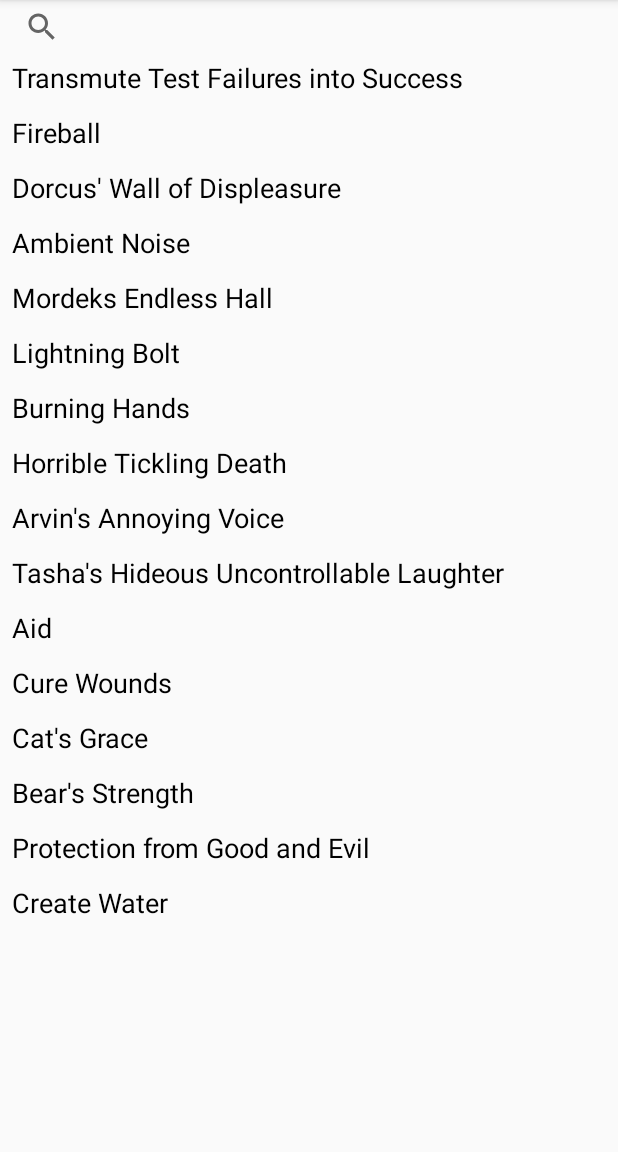
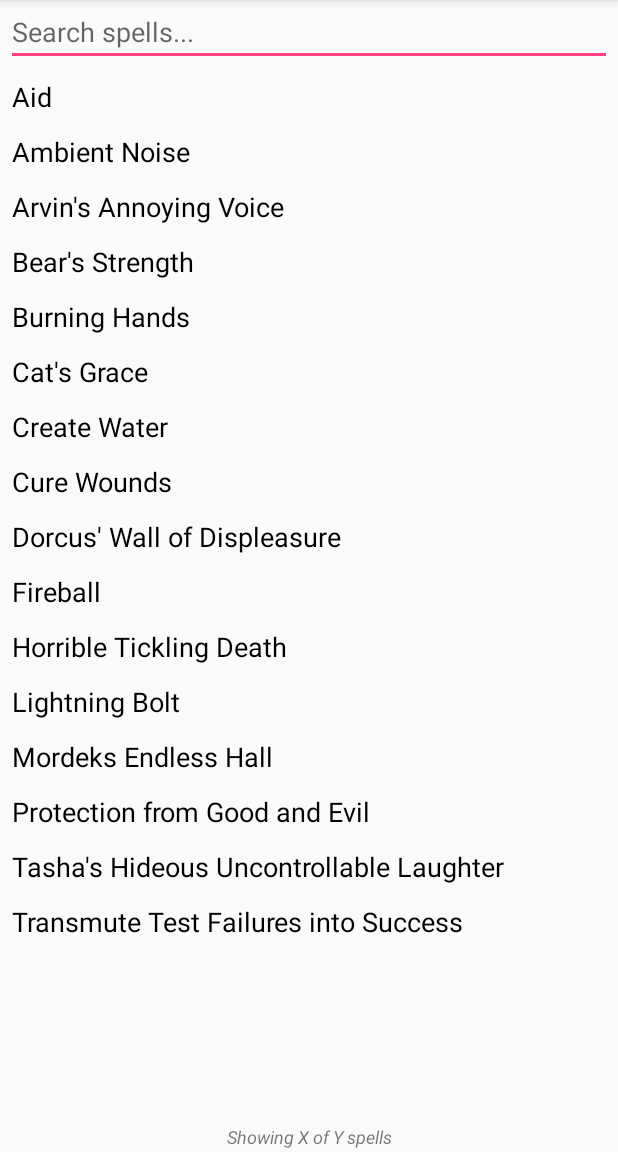
Before and after one commit to cjstehno/dmtools, an Android app: the screen it shows after launch (SpellListActivity), on a phone screen of 412 x 824 dp, the part 84-1236 px from its top. Run offline under Robolectric (Android 15) with nearby library versions, the phone set to English and light mode, and no system bars.

Commit message:
working on android app

```diff
--- a/spellbook-app/app/src/main/java/com/stehno/spellbooks/SpellListActivity.kt
+++ b/spellbook-app/app/src/main/java/com/stehno/spellbooks/SpellListActivity.kt
@@ -4,6 +4,7 @@ import android.os.Bundle
 import android.support.v7.app.AppCompatActivity
 import android.support.v7.widget.LinearLayoutManager
 import android.util.Log
+import android.view.KeyEvent
 import kotlinx.android.synthetic.main.activity_spell_list.*
 
 class SpellListActivity : AppCompatActivity() {
@@ -32,7 +33,16 @@ class SpellListActivity : AppCompatActivity() {
             Spell("Bear's Strength"),
             Spell("Protection from Good and Evil"),
             Spell("Create Water")
-        )
+        ).sortedBy { it.name }
+
+        searchView.setOnEditorActionListener { textView, i, keyEvent ->
+            if (keyEvent.keyCode == KeyEvent.KEYCODE_ENTER) {
+                Log.d("SPELL-LIST", "Typed ENTER")
+            } else {
+                Log.d("SPELL-LIST", "Typed: ${keyEvent.characters}")
+            }
+            false
+        }
 
         adapter = SpellRecycleAdapter(this, spells) { spell ->
             Log.d("SPELL-LIST", "Clicked on $spell")
--- a/spellbook-app/app/src/main/res/layout/activity_spell_list.xml
+++ b/spellbook-app/app/src/main/res/layout/activity_spell_list.xml
@@ -7,24 +7,35 @@
     android:layout_height="match_parent"
     tools:context=".SpellListActivity">
 
-    <SearchView
+    <TextView
+        android:text="Showing X of Y spells"
+        android:layout_width="wrap_content"
+        android:layout_height="wrap_content" android:id="@+id/listFooter" app:layout_constraintBottom_toBottomOf="parent" app:layout_constraintEnd_toEndOf="parent"
+        android:layout_marginEnd="8dp" app:layout_constraintStart_toStartOf="parent" android:layout_marginStart="8dp" android:textSize="12dp" android:textStyle="italic"
+        android:layout_marginBottom="2dp"/>
+    <EditText
+        android:id="@+id/searchView"
         android:layout_width="match_parent"
-        android:layout_height="27dp" app:layout_constraintStart_toStartOf="parent" android:layout_marginStart="4dp" app:layout_constraintTop_toTopOf="parent" android:layout_marginTop="4dp"
-        android:layout_marginEnd="4dp" app:layout_constraintEnd_toEndOf="parent" android:id="@+id/searchView"
-        android:visibility="visible"/>
+        android:layout_height="40dp"
+        app:layout_constraintStart_toStartOf="parent"
+        android:layout_marginStart="4dp"
+        app:layout_constraintTop_toTopOf="parent"
+        android:layout_marginTop="4dp"
+        android:layout_marginEnd="4dp"
+        app:layout_constraintEnd_toEndOf="parent" tools:text="Search spells..." android:textAlignment="viewStart" android:visibility="visible"
+        app:layout_constraintBottom_toTopOf="@+id/spellList" android:inputType="text" android:hint="Search spells..." android:focusedByDefault="false"/>
 
     <android.support.v7.widget.RecyclerView
         android:id="@+id/spellList"
         android:layout_width="match_parent"
         android:layout_height="0dp"
         app:layout_constraintTop_toBottomOf="@+id/searchView"
-        app:layout_constraintBottom_toBottomOf="parent"
-        android:layout_marginBottom="2dp"
         android:layout_marginEnd="2dp"
         app:layout_constraintEnd_toEndOf="parent"
         app:layout_constraintStart_toStartOf="parent"
         android:layout_marginStart="2dp"
         android:layout_marginTop="2dp"
-    />
+        app:layout_constraintBottom_toTopOf="@+id/listFooter" android:layout_marginBottom="2dp">
+    </android.support.v7.widget.RecyclerView>
 
 </android.support.constraint.ConstraintLayout>
```
